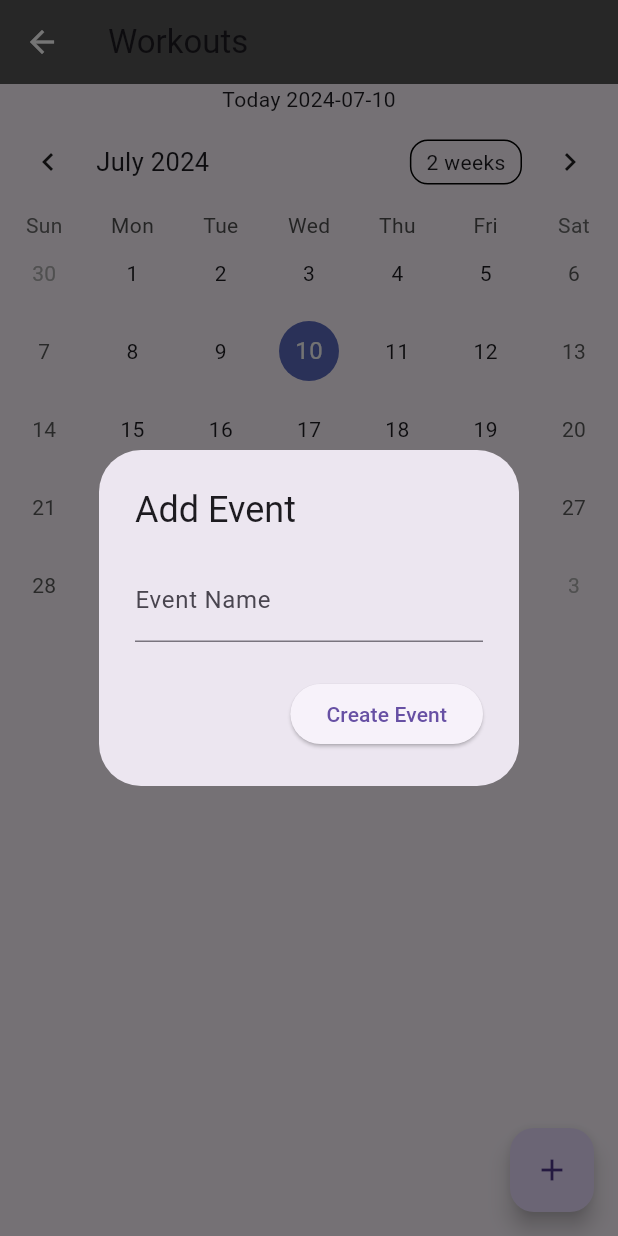
After one commit to Walt-20/fusion-workout-flutter-app, a Flutter app: the WorkoutsPage screen opened directly, after a tap on the "add" icon, on a phone screen of 412 x 824 dp. The commit adds this screen. Run offline on Flutter 3.47's test engine with Material 3 defaults, Android fonts, the phone set to English and light mode, and no system bars; drawn by our look-alikes of table_calendar; our stand-ins replace cloud_firestore, firebase_auth, firebase_core; accounts and stored records are empty; network calls fail.

Commit message:
cool stuff

```diff
--- /dev/null
+++ b/lib/features/user_auth/presentation/models/event.dart
@@ -0,0 +1,25 @@
+import 'package:fusion_workouts/features/user_auth/presentation/models/workouts.dart';
+
+class Event {
+  final String name;
+  final List<Workout> workouts;
+
+  Event({
+    required this.name,
+    this.workouts = const [],
+  });
+
+  Map<String, dynamic> toMap() {
+    return {
+      'name': name,
+      'workouts': workouts.map((w) => w.toMap()).toList(),
+    };
+  }
+
+  factory Event.fromMap(Map<String, dynamic> map) {
+    return Event(
+      name: map['name'],
+      workouts: (map['workouts'] as List).map((w) => Workout.fromMap(w)).toList(),
+    );
+  }
+}
--- /dev/null
+++ b/lib/features/user_auth/presentation/models/workouts.dart
@@ -0,0 +1,31 @@
+class Workout {
+  final String exercise;
+  final String weight;
+  final String repetitions;
+  final String sets;
+
+  Workout({
+    required this.exercise,
+    required this.weight,
+    required this.repetitions,
+    required this.sets,
+  });
+
+  Map<String, dynamic> toMap() {
+    return {
+      'exercise': exercise,
+      'weight': weight,
+      'repetitions': repetitions,
+      'sets': sets,
+    };
+  }
+
+  factory Workout.fromMap(Map<String, dynamic> map) {
+    return Workout(
+      exercise: map['exercise'],
+      weight: map['weight'],
+      repetitions: map['repetitions'],
+      sets: map['sets'],
+    );
+  }
+}
--- /dev/null
+++ b/lib/features/user_auth/presentation/pages/workouts_page.dart
@@ -0,0 +1,196 @@
+import 'package:flutter/material.dart';
+import 'package:fusion_workouts/features/user_auth/presentation/models/event.dart';
+import 'package:fusion_workouts/features/user_auth/presentation/models/workouts.dart';
+import 'package:fusion_workouts/features/user_auth/presentation/widgets/workout_dialog.dart';
+import 'package:table_calendar/table_calendar.dart';
+
+class WorkoutsPage extends StatefulWidget {
+  const WorkoutsPage({super.key});
+
+  @override
+  State<WorkoutsPage> createState() => _WorkoutsPageState();
+}
+
+class _WorkoutsPageState extends State<WorkoutsPage> {
+  DateTime _focusedDay = DateTime.now();
+  Map<DateTime, List<Event>> workouts = {};
+  DateTime? _selectedDay;
+  late final ValueNotifier<List<Event>> _selectedEvents;
+
+  @override
+  void initState() {
+    super.initState();
+    _selectedDay = _focusedDay;
+    _selectedEvents = ValueNotifier(_getEventsForDay(_selectedDay!));
+  }
+
+  void _onDaySelected(DateTime day, DateTime focusedDay) {
+    setState(() {
+      _focusedDay = day;
+      _selectedDay = day;
+      _selectedEvents.value = _getEventsForDay(day);
+    });
+  }
+
+  List<Event> _getEventsForDay(DateTime day) {
+    return workouts[day] ?? [];
+  }
+
+  void _showAddEventDialog() {
+    final _eventController = TextEditingController();
+
+    showDialog(
+      context: context,
+      builder: (BuildContext context) {
+        return AlertDialog(
+          title: const Text("Add Event"),
+          content: TextField(
+            controller: _eventController,
+            decoration: InputDecoration(labelText: "Event Name"),
+          ),
+          actions: [
+            ElevatedButton(
+              onPressed: () {
+                final eventName = _eventController.text;
+                if (eventName.isNotEmpty) {
+                  final event = Event(name: eventName, workouts: []);
+                  setState(() {
+                    workouts[_selectedDay!] = (workouts[_selectedDay!] ?? [])
+                      ..add(event);
+                    _selectedEvents.value = _getEventsForDay(_selectedDay!);
+                  });
+                  Navigator.of(context).pop();
+                }
+              },
+              child: Text("Create Event"),
+            ),
+          ],
+        );
+      },
+    );
+  }
+
+  void _showAddWorkoutDialog(Event event) async {
+    final workout = await showDialog<Workout>(
+      context: context,
+      builder: (BuildContext context) {
+        return AddWorkoutDialog(event.name);
+      },
+    );
+
+    if (workout != null) {
+      setState(() {
+        event.workouts.add(workout);
+        _selectedEvents.value = _getEventsForDay(_selectedDay!);
+      });
+    }
+  }
+
+  void _deleteEvent(Event event) {
+    setState(() {
+      workouts[_selectedDay!]?.remove(event);
+      if (workouts[_selectedDay!]?.isEmpty ?? false) {
+        workouts.remove(_selectedDay!);
+      }
+
+      _selectedEvents.value = _getEventsForDay(_selectedDay!);
+    });
+  }
+
+  void _deleteWorkout(Event event, Workout workout) {
+    setState(() {
+      event.workouts.remove(workout);
+      // If the event has no more workouts, you might want to remove the event as well,
+      // or you can keep it based on your application's requirements.
+      if (event.workouts.isEmpty) {
+        workouts[_selectedDay!]!.remove(event);
+        if (workouts[_selectedDay!]!.isEmpty) {
+          workouts.remove(_selectedDay!);
+        }
+      }
+      _selectedEvents.value = _getEventsForDay(_selectedDay!);
+    });
+  }
+
+  @override
+  Widget build(BuildContext context) {
+    return Scaffold(
+      appBar: AppBar(
+        title: const Text("Workouts"),
+        backgroundColor: const Color.fromARGB(255, 85, 85, 85),
+        iconTheme: const IconThemeData(color: Colors.white),
+      ),
+      floatingActionButton: FloatingActionButton(
+        onPressed: _showAddEventDialog,
+        child: Icon(Icons.add),
+      ),
+      body: SingleChildScrollView(
+        child: Column(
+          children: [
+            Text("Today " + _focusedDay.toString().split(" ")[0]),
+            TableCalendar(
+              availableGestures: AvailableGestures.all,
+              selectedDayPredicate: (day) => isSameDay(day, _focusedDay),
+              focusedDay: _focusedDay,
+              firstDay: DateTime.utc(2020, 10, 16),
+              lastDay: DateTime.utc(2030, 3, 14),
+              onDaySelected: _onDaySelected,
+              eventLoader: _getEventsForDay,
+            ),
+            SizedBox(height: 8.0),
+            SizedBox(
+              height: 300,
+              child: ValueListenableBuilder<List<Event>>(
+                valueListenable: _selectedEvents,
+                builder: (context, events, _) {
+                  return ListView.builder(
+                    itemCount: events.length,
+                    itemBuilder: (context, index) {
+                      final event = events[index];
+                      return Container(
+                        margin:
+                            EdgeInsets.symmetric(horizontal: 12, vertical: 4),
+                        decoration: BoxDecoration(
+                          border: Border.all(),
+                          borderRadius: BorderRadius.circular(12),
+                        ),
+                        child: ListTile(
+                          title: Text(event.name),
+                          subtitle: Column(
+                            crossAxisAlignment: CrossAxisAlignment.start,
+                            children: event.workouts
+                                .map((w) => ListTile(
+                                  title: Text(
+                                      '${w.exercise} (${w.weight} kg, ${w.repetitions} reps, ${w.sets} sets)'),
+                                      trailing: IconButton(
+                                        icon: Icon(Icons.delete),
+                                        onPressed: () => _deleteWorkout(event, w),
+                                      ),
+                                )).toList(),
+                          ),
+                          trailing: Row(
+                            mainAxisSize: MainAxisSize.min,
+                            children: [
+                              IconButton(
+                                icon: Icon(Icons.add),
+                                onPressed: () => _showAddWorkoutDialog(event),
+                              ),
+                              IconButton(
+                                icon: Icon(Icons.delete),
+                                onPressed: () => _deleteEvent(event),
+                              ),
+                            ],
+                          ),
+                        ),
+                      );
+                    },
+                  );
+                },
+              ),
+            ),
+          ],
+        ),
+      ),
+    );
+  }
+}
--- a/pubspec.yaml
+++ b/pubspec.yaml
@@ -39,6 +39,8 @@ dependencies:
   firebase_auth: ^5.1.0
   cloud_firestore: ^5.0.1
   firebase_storage: ^12.0.1
+  intl: ^0.19.0
+  table_calendar: ^3.1.2
 
 dev_dependencies:
   integration_test:
```
Also changed, not shown: lib/features/user_auth/firebase_auth_implementation/firebase_auth_services.dart (+68 -0 lines), lib/features/user_auth/presentation/pages/dashboard_page.dart (+11 -10 lines), lib/features/user_auth/presentation/widgets/event_dialog.dart (added, +34 -0 lines), lib/features/user_auth/presentation/widgets/workout_dialog.dart (added, +77 -0 lines), pubspec.lock.
